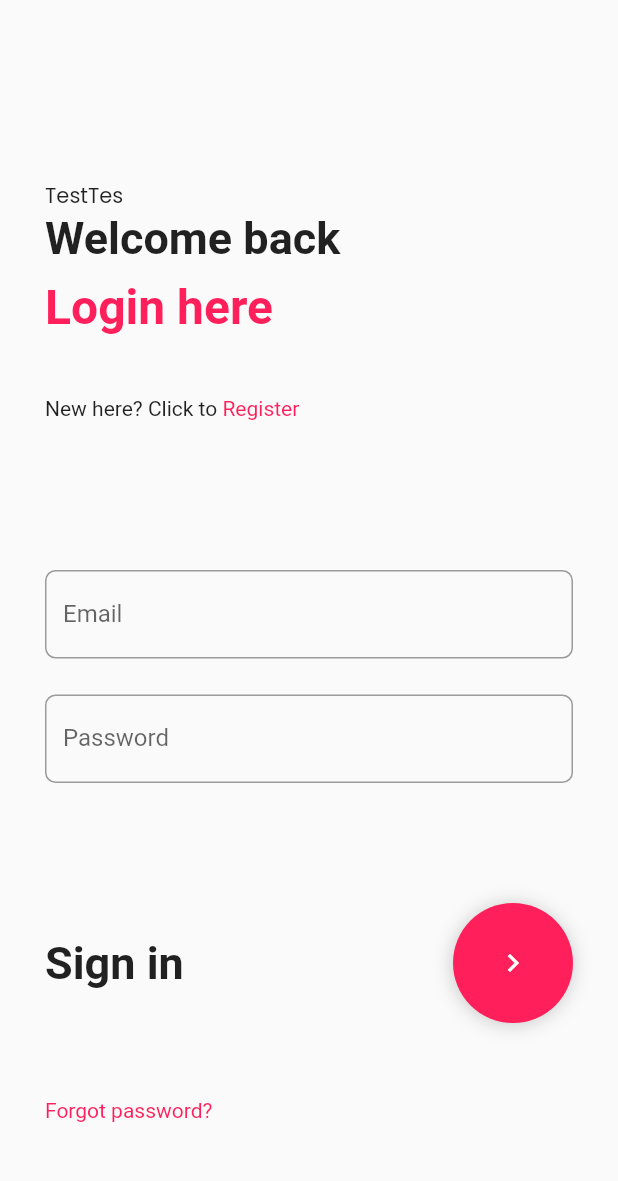
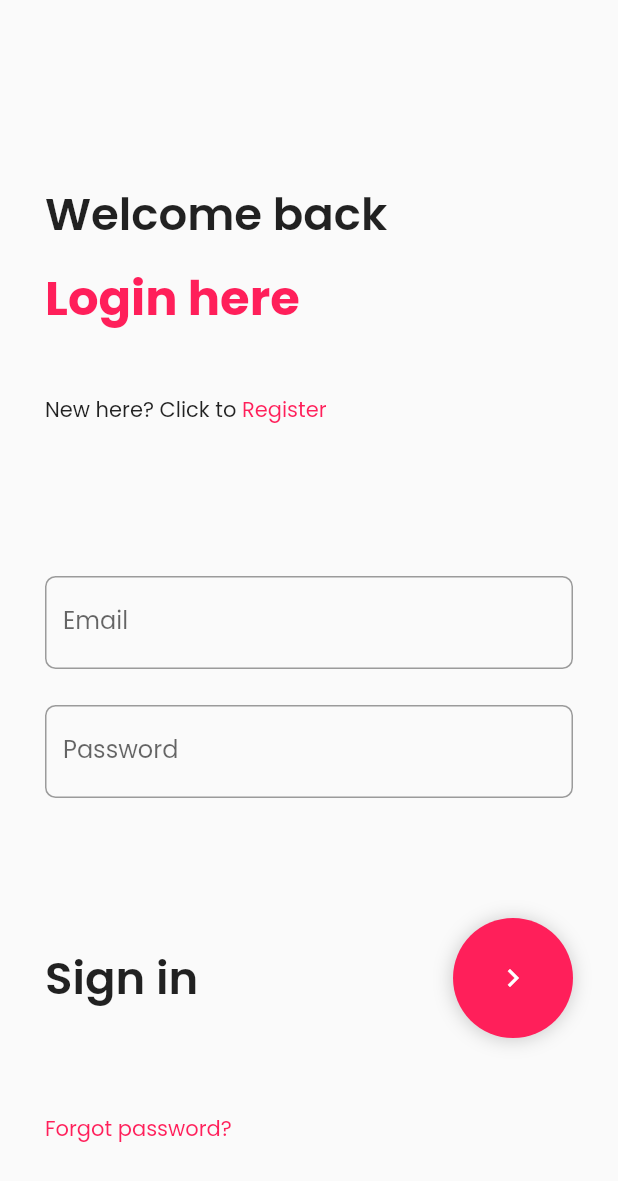
Before and after one commit to BayBreezy/bankapptest, a Flutter app: the screen it shows after launch, on a phone screen of 412 x 824 dp. Shown: the top 1181 px of the screen. Run offline on Flutter 3.47's test engine with Material 2 defaults, Android fonts, the phone set to English and light mode, and no system bars; our stand-ins replace google_fonts.

```diff
--- a/lib/main.dart
+++ b/lib/main.dart
@@ -1,4 +1,5 @@
 import 'package:flutter/material.dart';
+import 'package:google_fonts/google_fonts.dart';
 import 'package:mobile/config/constants.dart';
 import 'package:mobile/pages/login_page.dart';
 import 'package:mobile/pages/register_page.dart';
@@ -21,7 +22,14 @@ class MyApp extends StatelessWidget {
         RegisterPage.routeName: (ctx) => const RegisterPage(),
       },
       debugShowCheckedModeBanner: false,
-      theme: ThemeData(primaryColor: kPrimaryColor, primarySwatch: Colors.pink),
+      theme: ThemeData(
+        primaryColor: kPrimaryColor,
+        primarySwatch: Colors.pink,
+        textTheme: GoogleFonts.poppinsTextTheme(
+          Theme.of(context)
+              .textTheme, // If this is not set, then ThemeData.light().textTheme is used.
+        ),
+      ),
       home: const LoginPage(),
     );
   }
--- a/lib/pages/login_page.dart
+++ b/lib/pages/login_page.dart
@@ -1,5 +1,4 @@
 import 'package:flutter/material.dart';
-import 'package:google_fonts/google_fonts.dart';
 import 'package:mobile/config/constants.dart';
 import 'package:mobile/pages/register_page.dart';
 
@@ -25,10 +24,6 @@ class _LoginPageState extends State<LoginPage> {
             children: [
               const SizedBox(
                 height: 120.0,
-              ),
-              Text(
-                'TestTes',
-                style: GoogleFonts.poppins(),
               ),
               const Text(
                 "Welcome back",
--- a/pubspec.yaml
+++ b/pubspec.yaml
@@ -18,7 +18,7 @@ publish_to: "none" # Remove this line if you wish to publish to pub.dev
 version: 1.0.0+1
 
 environment:
-  sdk: ">=2.16.0-80.1.beta <3.0.0"
+  sdk: ">=2.15.0-80.1.beta <3.0.0"
 
 # Dependencies specify other packages that your package needs in order to work.
 # To automatically upgrade your package dependencies to the latest versions
```
Also changed, not shown: pubspec.lock, 6 other files.
